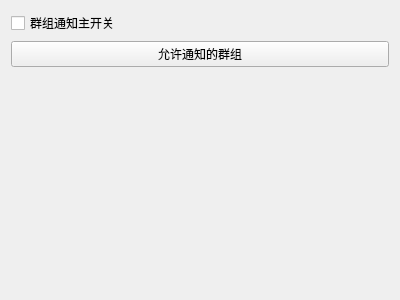
iwxyi/CatlikeQQ, file widgets/settings/groupwidget.ui: the form before one commit.
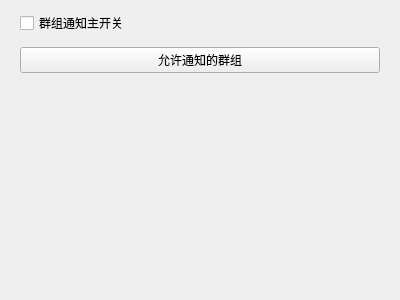
The form after the commit. Custom widgets are drawn as their Qt base class.

Patch:
```diff
--- a/widgets/settings/groupwidget.ui
+++ b/widgets/settings/groupwidget.ui
@@ -15,19 +15,35 @@
   </property>
   <layout class="QVBoxLayout" name="verticalLayout">
    <item>
+    <layout class="QGridLayout" name="gridLayout">
+     <property name="leftMargin">
+      <number>9</number>
+     </property>
+     <property name="topMargin">
+      <number>0</number>
+     </property>
+     <property name="rightMargin">
+      <number>9</number>
+     </property>
+     <property name="spacing">
+      <number>12</number>
+     </property>
+     <item row="0" column="0">
     <widget class="QCheckBox" name="mainCheck">
      <property name="text">
       <string>群组通知主开关</string>
      </property>
     </widget>
    </item>
-   <item>
-    <widget class="QPushButton" name="enabledGroupButton">
+     <item row="1" column="0">
+      <widget class="InteractiveButtonBase" name="enabledGroupButton">
      <property name="text">
       <string>允许通知的群组</string>
      </property>
     </widget>
    </item>
+    </layout>
+   </item>
    <item>
     <spacer name="verticalSpacer">
      <property name="orientation">
@@ -43,6 +59,13 @@
    </item>
   </layout>
  </widget>
+ <customwidgets>
+  <customwidget>
+   <class>InteractiveButtonBase</class>
+   <extends>QPushButton</extends>
+   <header>interactivebuttonbase.h</header>
+  </customwidget>
+ </customwidgets>
  <resources/>
  <connections/>
 </ui>
```
Lines whose indentation alone changed are shown as unchanged.
